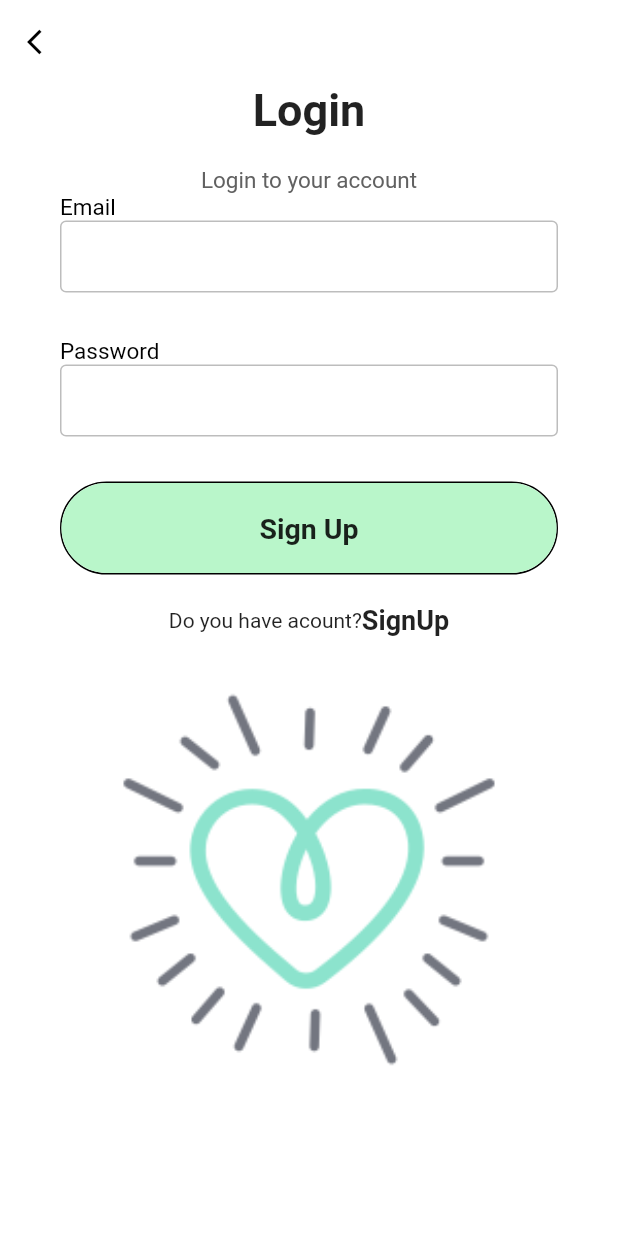
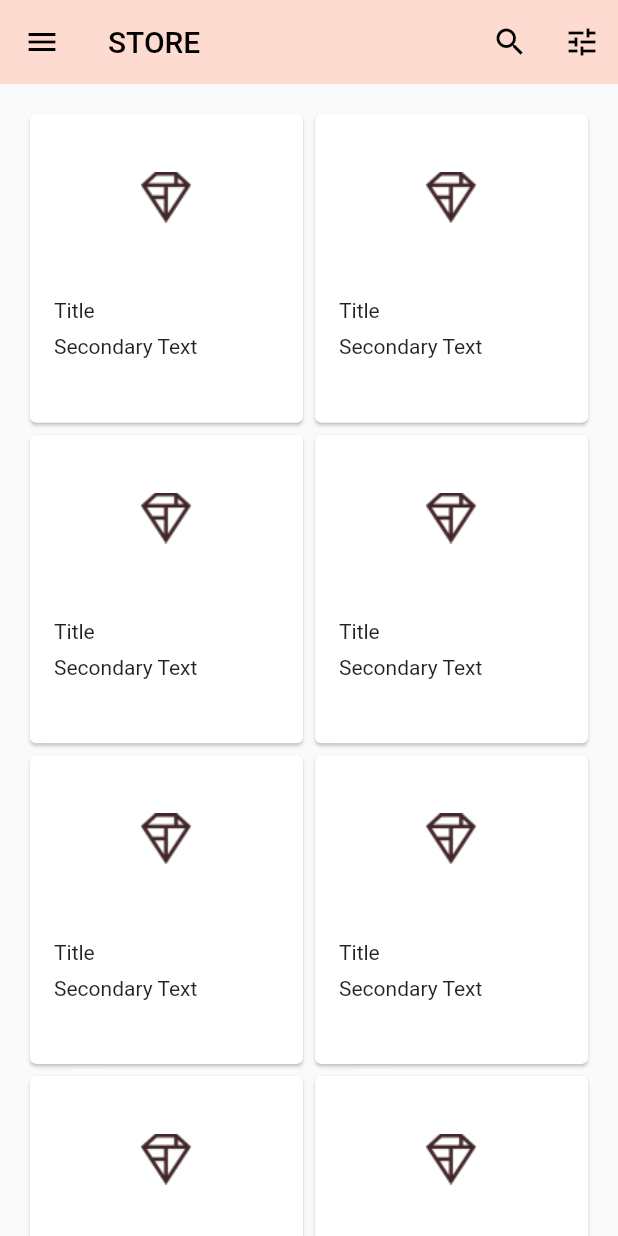
Before and after one commit to HugoLifes/Store, a Flutter app: the LoginPage screen opened directly, after a tap on "Sign Up", on a phone screen of 412 x 824 dp. Run offline on Flutter 3.47's test engine with Material 2 defaults, Android fonts, the phone set to English and light mode, and no system bars.

Commit message:
Diseños y colores + Feed

```diff
--- a/lib/src/screens/Login.dart
+++ b/lib/src/screens/Login.dart
@@ -1,6 +1,8 @@
 import 'package:flutter/material.dart';
+
 // ignore: unused_import
 import '../app.dart';
+import 'feed.dart';
 
 class LoginPage extends StatelessWidget {
   @override
@@ -8,9 +10,13 @@ class LoginPage extends StatelessWidget {
     return Scaffold(
       resizeToAvoidBottomInset: false,
       appBar: AppBar(
+        title: Text(
+          'Login',
+          style: TextStyle(color: Colors.black),
+        ),
         elevation: 0,
-        brightness: Brightness.light,
-        backgroundColor: Colors.white,
+        brightness: Brightness.dark,
+        backgroundColor: Color.fromRGBO(254, 219, 208, 1.0),
         leading: IconButton(
           onPressed: () {
             Navigator.pop(context);
@@ -28,15 +34,15 @@ class LoginPage extends StatelessWidget {
                 children: [
                   Column(
                     children: [
-                      Text('Login',
-                          style: TextStyle(
-                              fontSize: 30, fontWeight: FontWeight.bold)),
                       SizedBox(
                         height: 20,
                       ),
                       Text(
-                        "Login to your account",
-                        style: TextStyle(fontSize: 15, color: Colors.grey[700]),
+                        "Inicia con tu cuenta",
+                        style: TextStyle(
+                          fontSize: 25,
+                          color: Colors.black,
+                        ),
                       ),
                     ],
                   ),
@@ -64,8 +70,11 @@ class LoginPage extends StatelessWidget {
                         elevation: 0,
                         minWidth: double.infinity,
                         height: 60,
-                        onPressed: () {},
-                        color: Colors.greenAccent[100],
+                        onPressed: () {
+                          Navigator.push(context,
+                              MaterialPageRoute(builder: (context) => Feed()));
+                        },
+                        color: Color.fromRGBO(254, 219, 208, 1.0),
                         child: Text(
                           'Sign Up',
                           style: TextStyle(
--- /dev/null
+++ b/lib/src/screens/feed.dart
@@ -0,0 +1,85 @@
+import 'package:flutter/material.dart';
+
+class Feed extends StatelessWidget {
+  @override //sobreescribe la clase
+
+  List<Card> _buildGridCards(int count) {
+    List<Card> cards = List.generate(
+      count,
+      (int index) => Card(
+        clipBehavior: Clip.antiAlias,
+        child: Column(
+          crossAxisAlignment: CrossAxisAlignment.start,
+          children: <Widget>[
+            AspectRatio(
+              aspectRatio: 18.0 / 11.0,
+              child: Image.asset('assets/images/diamond.png'),
+            ),
+            Padding(
+              padding: EdgeInsets.fromLTRB(16.0, 12.0, 16.0, 8.0),
+              child: Column(
+                crossAxisAlignment: CrossAxisAlignment.start,
+                children: [
+                  Text('Title'),
+                  SizedBox(
+                    height: 8.0,
+                  ),
+                  Text('Secondary Text')
+                ],
+              ),
+            )
+          ],
+        ),
+      ),
+    );
+    return cards;
+  }
+
+  Widget build(BuildContext context) {
+    return Scaffold(
+        // barra de navegacion
+        appBar: AppBar(
+          elevation: 0,
+          brightness: Brightness.dark,
+          backgroundColor: Color.fromRGBO(254, 219, 208, 1.0),
+          //Iconos de busqueda y filtro
+          actions: <Widget>[
+            IconButton(
+              icon: Icon(Icons.search,
+                  semanticLabel: 'search', color: Colors.black),
+              onPressed: () {
+                print('Search');
+              },
+            ),
+            IconButton(
+              icon: Icon(Icons.tune,
+                  semanticLabel: 'filter', color: Colors.black),
+              onPressed: () {
+                print('filter');
+              },
+            ),
+          ],
+
+          //Icono de menu
+          leading: IconButton(
+            icon: Icon(Icons.menu, semanticLabel: 'menu', color: Colors.black),
+            onPressed: () {
+              print('Menu button');
+            },
+          ),
+          title: Text(
+            'STORE',
+            style: TextStyle(color: Colors.black),
+          ),
+        ),
+
+        //cuerpo
+        body: GridView.count(
+            crossAxisCount: 2,
+            padding: EdgeInsets.all(16.0),
+            childAspectRatio: 8.0 / 9.0,
+
+            //Tarjetas de ventas
+            children: _buildGridCards(10)));
+  }
+}
```
Also changed, not shown: lib/src/app.dart (+5 -4 lines), lib/src/screens/Signup.dart (+14 -11 lines), assets/images/diamond.png (added), assets/images/x2/diamond.png (added), assets/images/x3/diamond.png (added), 1 other file.
